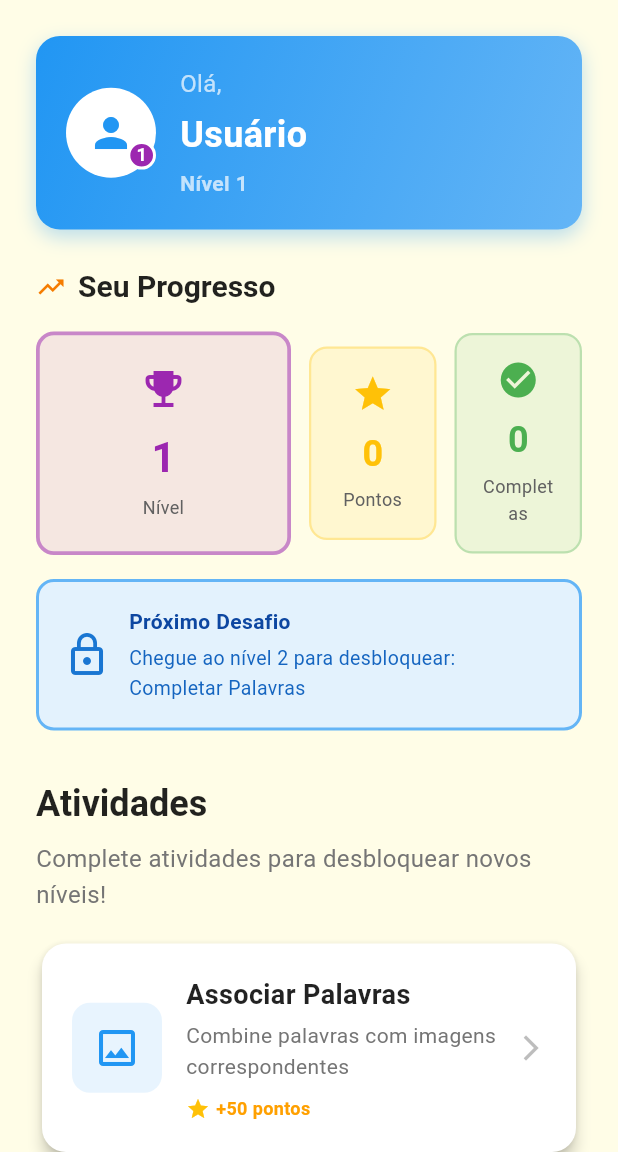
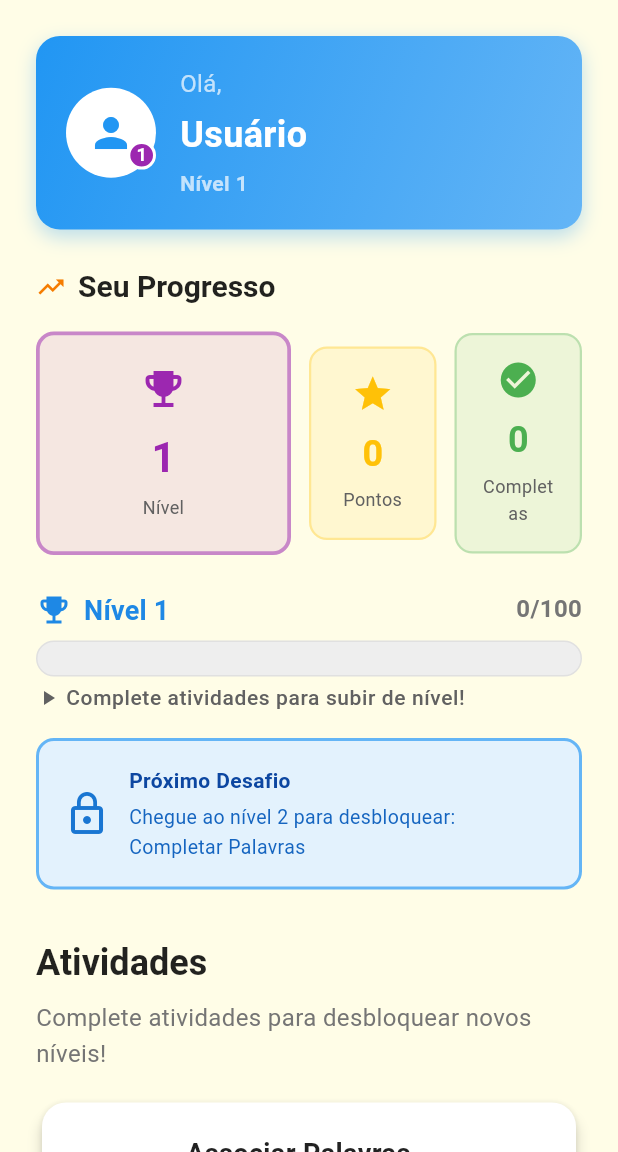
Before and after one commit to joaoevangelista12/Letrinhas, a Flutter app: the HomePage screen opened by its route, on a phone screen of 412 x 824 dp, the part 84-1236 px from its top. Run offline on Flutter 3.47's test engine with Material 3 defaults, Android fonts, the phone set to English and light mode, and no system bars; our stand-ins replace cloud_firestore, firebase_auth, firebase_core, flutter_tts, shared_preferences; accounts and stored records are empty.

Commit message:
Implementa sistema visual de progresso com barra animada
Sistema completo de progressão visual voltado para crianças:

Mecânica de Progresso:
- Usuários agora possuem campo 'progress' (0-100) além de 'level'
- Cada atividade concluída adiciona 50 pontos de progresso
- Ao atingir 100 pontos, o usuário sobe de nível automaticamente
- Progresso é resetado para 0 após level-up (ou ajustado se > 100)

Componente Visual LevelProgressBar:
- Barra de progresso animada com cores vibrantes
- Gradientes dinâmicos baseados no nível do usuário
- Mensagens motivadoras contextuais (0-40%: "Bom começo", 70-90%: "Ótimo trabalho", 90-100%: "Quase lá!")
- Ícones decorativos (estrelas, troféu, celebração)
- Versão compacta para headers (CompactLevelProgress)

Arquivos Modificados:
- UserModel: adiciona campo 'progress', atualiza fromFirestore/toFirestore/copyWith
- FirestoreService: lógica de incremento de progresso e level-up automático
- UserProvider: adiciona campo _progress e getter, atualiza updateProgress
- HomePage: integra LevelProgressBar na seção de progresso do usuário

Arquivos Criados:
- level_progress_bar.dart: componente visual com 2 variantes (completo e compacto)

Interface Amigável para Crianças:
- Cores suaves e alegres (azul, roxo, laranja, verde)
- Animações suaves (500ms easeOutCubic)
- Feedback visual motivador
- Ícones simples e intuitivos

````diff
--- a/dislexia_app/lib/main.dart
+++ b/dislexia_app/lib/main.dart
@@ -170,7 +170,7 @@ class UserProvider extends ChangeNotifier {
   int _totalPoints = 0;
   int _activitiesCompleted = 0;
   int _level = 1;
-  double _levelProgress = 0.0;
+  int _progress = 0; // Progresso dentro do nível (0-100)
 
   // Getters públicos para acesso aos dados do usuário
 
@@ -196,9 +196,11 @@ class UserProvider extends ChangeNotifier {
   /// Gerenciado explicitamente pelo backend ao completar atividades
   int get level => _level;
 
-  /// Progresso no nível atual (0.0 a 1.0)
-  /// Calculado como: (totalPoints % 100) / 100
-  double get levelProgress => _levelProgress;
+  /// Progresso dentro do nível atual (0-100)
+  int get progress => _progress;
+
+  /// Progresso no nível atual como porcentagem (0.0 a 1.0)
+  double get levelProgress => _progress / 100.0;
 
   /// Atualiza informações básicas do usuário após autenticação.
   ///
@@ -231,26 +233,28 @@ class UserProvider extends ChangeNotifier {
   /// [totalPoints]: Total de pontos acumulados
   /// [activitiesCompleted]: Número de atividades completadas
   /// [level]: Nível atual do usuário (gerenciado pelo backend)
+  /// [progress]: Progresso dentro do nível atual (0-100)
   ///
   /// **Sistema de Progressão:**
   /// - O nível é gerenciado explicitamente pelo backend
-  /// - Usuário sobe de nível ao completar atividades específicas
-  /// - Progresso visual calculado como: (totalPoints % 100) / 100
+  /// - Progresso é incrementado a cada atividade concluída
+  /// - Ao atingir 100 de progresso, sobe de nível automaticamente
   ///
   /// **Exemplos:**
   /// ```dart
-  /// // Usuário nível 1 com 50 pontos
-  /// updateProgress(totalPoints: 50, activitiesCompleted: 1, level: 1)
-  /// // level = 1, levelProgress = 0.5
+  /// // Usuário nível 1 com 50 de progresso
+  /// updateProgress(totalPoints: 50, activitiesCompleted: 1, level: 1, progress: 50)
+  /// // level = 1, progress = 50, levelProgress = 0.5
   ///
-  /// // Usuário nível 2 com 150 pontos
-  /// updateProgress(totalPoints: 150, activitiesCompleted: 3, level: 2)
-  /// // level = 2, levelProgress = 0.5
+  /// // Usuário nível 2 com 0 de progresso (acabou de subir)
+  /// updateProgress(totalPoints: 150, activitiesCompleted: 3, level: 2, progress: 0)
+  /// // level = 2, progress = 0, levelProgress = 0.0
   /// ```
   void updateProgress({
     required int totalPoints,
     required int activitiesCompleted,
     int? level,
+    int? progress,
   }) {
     _totalPoints = totalPoints;
     _activitiesCompleted = activitiesCompleted;
@@ -260,8 +264,11 @@ class UserProvider extends ChangeNotifier {
       _level = level;
     }
 
-    // Calcula progresso visual baseado em pontos
-    _levelProgress = (totalPoints % 100) / 100;
+    // Usa o progresso explícito do backend se fornecido
+    if (progress != null) {
+      _progress = progress;
+    }
+
     notifyListeners();
   }
 
@@ -275,7 +282,7 @@ class UserProvider extends ChangeNotifier {
   /// - isLoggedIn: false
   /// - totalPoints, activitiesCompleted: 0
   /// - level: 1
-  /// - levelProgress: 0.0
+  /// - progress: 0
   void clearUser() {
     _uid = null;
     _userName = null;
@@ -284,7 +291,7 @@ class UserProvider extends ChangeNotifier {
     _totalPoints = 0;
     _activitiesCompleted = 0;
     _level = 1;
-    _levelProgress = 0.0;
+    _progress = 0;
     notifyListeners();
   }
 }
--- a/dislexia_app/lib/models/user_model.dart
+++ b/dislexia_app/lib/models/user_model.dart
@@ -12,6 +12,7 @@ class UserModel {
   final int activitiesCompleted;
   final List<String> completedActivities;
   final int level; // Nível explícito do usuário (1, 2, 3...)
+  final int progress; // Progresso dentro do nível (0-100)
   final DateTime createdAt;
   final DateTime? lastLoginAt;
 
@@ -23,6 +24,7 @@ class UserModel {
     this.activitiesCompleted = 0,
     this.completedActivities = const [],
     this.level = 1, // Todo usuário novo inicia no nível 1
+    this.progress = 0, // Todo usuário novo inicia com 0 de progresso
     required this.createdAt,
     this.lastLoginAt,
   });
@@ -38,6 +40,7 @@ class UserModel {
       activitiesCompleted: data['activitiesCompleted'] ?? 0,
       completedActivities: List<String>.from(data['completedActivities'] ?? []),
       level: data['level'] ?? 1, // Garante nível 1 se não existir
+      progress: data['progress'] ?? 0, // Garante progresso 0 se não existir
       createdAt: (data['createdAt'] as Timestamp?)?.toDate() ?? DateTime.now(),
       lastLoginAt: (data['lastLoginAt'] as Timestamp?)?.toDate(),
     );
@@ -52,6 +55,7 @@ class UserModel {
       'activitiesCompleted': activitiesCompleted,
       'completedActivities': completedActivities,
       'level': level, // Salva nível explicitamente
+      'progress': progress, // Salva progresso explicitamente (0-100)
       'createdAt': Timestamp.fromDate(createdAt),
       'lastLoginAt': lastLoginAt != null ? Timestamp.fromDate(lastLoginAt!) : null,
     };
@@ -66,6 +70,7 @@ class UserModel {
     int? activitiesCompleted,
     List<String>? completedActivities,
     int? level,
+    int? progress,
     DateTime? createdAt,
     DateTime? lastLoginAt,
   }) {
@@ -77,20 +82,20 @@ class UserModel {
       activitiesCompleted: activitiesCompleted ?? this.activitiesCompleted,
       completedActivities: completedActivities ?? this.completedActivities,
       level: level ?? this.level,
+      progress: progress ?? this.progress,
       createdAt: createdAt ?? this.createdAt,
       lastLoginAt: lastLoginAt ?? this.lastLoginAt,
     );
   }
 
-  /// Retorna progresso atual do nível (0-100%)
+  /// Retorna progresso atual do nível como porcentagem (0.0 a 1.0)
   double get levelProgress {
-    final pointsInCurrentLevel = totalPoints % 100;
-    return pointsInCurrentLevel / 100;
+    return progress / 100.0;
   }
 
-  /// Retorna pontos necessários para próximo nível
-  int get pointsToNextLevel {
-    return 100 - (totalPoints % 100);
+  /// Retorna pontos de progresso necessários para próximo nível
+  int get progressToNextLevel {
+    return 100 - progress;
   }
 }
 
--- a/dislexia_app/lib/screens/home_page.dart
+++ b/dislexia_app/lib/screens/home_page.dart
@@ -7,6 +7,7 @@ import '../services/auth_service.dart';
 import '../services/firestore_service.dart';
 import '../models/user_model.dart';
 import '../models/activity_model.dart';
+import '../widgets/level_progress_bar.dart';
 
 /// Tela principal (Home)
 /// Exibe menu com atividades disponíveis e informações do usuário
@@ -46,6 +47,7 @@ class _HomePageState extends State<HomePage> {
             totalPoints: userData.totalPoints,
             activitiesCompleted: userData.activitiesCompleted,
             level: userData.level, // Atualiza nível no provider
+            progress: userData.progress, // Atualiza progresso no provider
           );
         }
       } catch (e) {
@@ -207,6 +209,13 @@ class _HomePageState extends State<HomePage> {
               ),
             ),
           ],
+        ),
+        const SizedBox(height: 24),
+
+        // Barra de progresso visual animada
+        LevelProgressBar(
+          level: userData.level,
+          progress: userData.progress,
         ),
         const SizedBox(height: 16),
 
--- a/dislexia_app/lib/services/firestore_service.dart
+++ b/dislexia_app/lib/services/firestore_service.dart
@@ -143,20 +143,28 @@ class FirestoreService {
           .doc(activityId)
           .set(activityProgress.toFirestore());
 
-      // 5. DETERMINA SE O USUÁRIO DEVE SUBIR DE NÍVEL
-      // Usuário sobe de nível ao completar a atividade do seu nível atual
-      final shouldLevelUp = activity.requiredLevel == userData.level;
-      final newLevel = shouldLevelUp ? userData.level + 1 : userData.level;
+      // 5. CALCULA PROGRESSO E LEVEL-UP
+      // Cada atividade concluída dá 50 pontos de progresso
+      const int progressPerActivity = 50;
+      int newProgress = userData.progress + progressPerActivity;
+      int newLevel = userData.level;
+
+      // Se atingir 100 ou mais, sobe de nível e reseta progresso
+      while (newProgress >= 100) {
+        newLevel++;
+        newProgress -= 100;
+      }
 
       // 6. ATUALIZA DADOS DO USUÁRIO
       final Map<String, dynamic> updateData = {
         'totalPoints': FieldValue.increment(points),
         'activitiesCompleted': FieldValue.increment(1),
         'completedActivities': FieldValue.arrayUnion([activityId]),
+        'progress': newProgress, // Atualiza progresso (0-100)
       };
 
-      // Adiciona level ao update se deve subir de nível
-      if (shouldLevelUp) {
+      // Adiciona level ao update se subiu de nível
+      if (newLevel > userData.level) {
         updateData['level'] = newLevel;
       }
 
@@ -223,6 +231,7 @@ class FirestoreService {
         'activitiesCompleted': 0,
         'completedActivities': [],
         'level': 1, // Reseta para nível 1
+        'progress': 0, // Reseta progresso para 0
       });
 
       // Deleta todas as atividades
--- /dev/null
+++ b/dislexia_app/lib/widgets/level_progress_bar.dart
@@ -0,0 +1,329 @@
+// arquivo: lib/widgets/level_progress_bar.dart
+
+import 'package:flutter/material.dart';
+
+/// Widget visual de barra de progresso de nível para crianças.
+///
+/// Exibe o nível atual do usuário e uma barra de progresso animada
+/// mostrando o avanço até o próximo nível.
+///
+/// **Características:**
+/// - Visual amigável e colorido para crianças
+/// - Animação suave ao atualizar progresso
+/// - Ícones motivadores (estrelas, troféu)
+/// - Cores vibrantes e alegres
+///
+/// **Uso:**
+/// ```dart
+/// LevelProgressBar(
+///   level: 2,
+///   progress: 75, // 75% até o próximo nível
+/// )
+/// ```
+class LevelProgressBar extends StatelessWidget {
+  /// Nível atual do usuário
+  final int level;
+
+  /// Progresso dentro do nível atual (0-100)
+  final int progress;
+
+  /// Altura da barra de progresso
+  final double height;
+
+  /// Se deve mostrar o texto de progresso (ex: "75/100")
+  final bool showProgressText;
+
+  const LevelProgressBar({
+    super.key,
+    required this.level,
+    required this.progress,
+    this.height = 24,
+    this.showProgressText = true,
+  });
+
+  @override
+  Widget build(BuildContext context) {
+    final progressPercent = progress / 100.0;
+
+    return Column(
+      crossAxisAlignment: CrossAxisAlignment.start,
+      children: [
+        // Cabeçalho com nível atual
+        Row(
+          mainAxisAlignment: MainAxisAlignment.spaceBetween,
+          children: [
+            // Nível atual com ícone de troféu
+            Row(
+              children: [
+                Icon(
+                  Icons.emoji_events,
+                  color: _getLevelColor(level),
+                  size: 24,
+                ),
+                const SizedBox(width: 8),
+                Text(
+                  'Nível $level',
+                  style: Theme.of(context).textTheme.titleMedium?.copyWith(
+                        fontWeight: FontWeight.bold,
+                        color: _getLevelColor(level),
+                      ),
+                ),
+              ],
+            ),
+
+            // Progresso numérico
+            if (showProgressText)
+              Text(
+                '$progress/100',
+                style: Theme.of(context).textTheme.bodyMedium?.copyWith(
+                      color: Colors.grey[600],
+                      fontWeight: FontWeight.w600,
+                    ),
+              ),
+          ],
+        ),
+
+        const SizedBox(height: 8),
+
+        // Barra de progresso
+        Stack(
+          children: [
+            // Fundo da barra (cinza claro)
+            Container(
+              height: height,
+              decoration: BoxDecoration(
+                color: Colors.grey[200],
+                borderRadius: BorderRadius.circular(height / 2),
+                border: Border.all(
+                  color: Colors.grey[300]!,
+                  width: 1,
+                ),
+              ),
+            ),
+
+            // Progresso preenchido (colorido com gradiente)
+            AnimatedContainer(
+              duration: const Duration(milliseconds: 500),
+              curve: Curves.easeOutCubic,
+              height: height,
+              width: MediaQuery.of(context).size.width * progressPercent,
+              decoration: BoxDecoration(
+                gradient: LinearGradient(
+                  colors: _getProgressGradient(level),
+                  begin: Alignment.centerLeft,
+                  end: Alignment.centerRight,
+                ),
+                borderRadius: BorderRadius.circular(height / 2),
+                boxShadow: progressPercent > 0
+                    ? [
+                        BoxShadow(
+                          color: _getLevelColor(level).withOpacity(0.4),
+                          blurRadius: 4,
+                          offset: const Offset(0, 2),
+                        ),
+                      ]
+                    : [],
+              ),
+            ),
+
+            // Estrelinhas decorativas ao longo da barra
+            if (progressPercent > 0.2)
+              Positioned(
+                left: MediaQuery.of(context).size.width * progressPercent - 16,
+                top: (height - 16) / 2,
+                child: Icon(
+                  Icons.star,
+                  color: Colors.white,
+                  size: 16,
+                  shadows: [
+                    Shadow(
+                      color: Colors.black.withOpacity(0.3),
+                      blurRadius: 2,
+                    ),
+                  ],
+                ),
+              ),
+          ],
+        ),
+
+        const SizedBox(height: 4),
+
+        // Mensagem motivadora
+        _buildMotivationalMessage(context, progressPercent),
+      ],
+    );
+  }
+
+  /// Retorna cor baseada no nível do usuário
+  Color _getLevelColor(int level) {
+    switch (level) {
+      case 1:
+        return Colors.blue[600]!;
+      case 2:
+        return Colors.purple[600]!;
+      case 3:
+        return Colors.orange[600]!;
+      default:
+        return Colors.green[600]!;
+    }
+  }
+
+  /// Retorna gradiente de cores para a barra de progresso
+  List<Color> _getProgressGradient(int level) {
+    switch (level) {
+      case 1:
+        return [Colors.blue[400]!, Colors.blue[600]!];
+      case 2:
+        return [Colors.purple[400]!, Colors.purple[600]!];
+      case 3:
+        return [Colors.orange[400]!, Colors.orange[600]!];
+      default:
+        return [Colors.green[400]!, Colors.green[600]!];
+    }
+  }
+
+  /// Mensagem motivadora baseada no progresso
+  Widget _buildMotivationalMessage(BuildContext context, double progressPercent) {
+    String message;
+    IconData icon;
+    Color color;
+
+    if (progressPercent >= 0.9) {
+      message = 'Quase lá! Você está quase no próximo nível! 🎉';
+      icon = Icons.celebration;
+      color = Colors.orange[700]!;
+    } else if (progressPercent >= 0.7) {
+      message = 'Ótimo trabalho! Continue assim! 💪';
+      icon = Icons.thumb_up;
+      color = Colors.green[700]!;
+    } else if (progressPercent >= 0.4) {
+      message = 'Você está indo muito bem! 🌟';
+      icon = Icons.star_outline;
+      color = Colors.blue[700]!;
+    } else if (progressPercent > 0) {
+      message = 'Bom começo! Continue praticando! 😊';
+      icon = Icons.emoji_emotions_outlined;
+      color = Colors.purple[700]!;
+    } else {
+      message = 'Complete atividades para subir de nível!';
+      icon = Icons.play_arrow;
+      color = Colors.grey[700]!;
+    }
+
+    return Row(
+      children: [
+        Icon(
+          icon,
+          size: 16,
+          color: color,
+        ),
+        const SizedBox(width: 4),
+        Expanded(
+          child: Text(
+            message,
+            style: Theme.of(context).textTheme.bodySmall?.copyWith(
+                  color: color,
+                  fontWeight: FontWeight.w500,
+                ),
+          ),
+        ),
+      ],
+    );
+  }
+}
+
+/// Widget compacto de progresso de nível (versão menor).
+///
+/// Usado em headers ou onde o espaço é limitado.
+class CompactLevelProgress extends StatelessWidget {
+  /// Nível atual do usuário
+  final int level;
+
+  /// Progresso dentro do nível atual (0-100)
+  final int progress;
+
+  const CompactLevelProgress({
+    super.key,
+    required this.level,
+    required this.progress,
+  });
+
+  @override
+  Widget build(BuildContext context) {
+    final progressPercent = progress / 100.0;
+
+    return Container(
+      padding: const EdgeInsets.symmetric(horizontal: 12, vertical: 6),
+      decoration: BoxDecoration(
+        color: _getLevelColor(level).withOpacity(0.1),
+        borderRadius: BorderRadius.circular(20),
+        border: Border.all(
+          color: _getLevelColor(level).withOpacity(0.3),
+          width: 1,
+        ),
+      ),
+      child: Row(
+        mainAxisSize: MainAxisSize.min,
+        children: [
+          Icon(
+            Icons.emoji_events,
+            color: _getLevelColor(level),
+            size: 16,
+          ),
+          const SizedBox(width: 6),
+          Text(
+            'Nível $level',
+            style: TextStyle(
+              color: _getLevelColor(level),
+              fontWeight: FontWeight.bold,
+              fontSize: 12,
+            ),
+          ),
+          const SizedBox(width: 8),
+          // Mini barra de progresso
+          Container(
+            width: 40,
+            height: 6,
+            decoration: BoxDecoration(
+              color: Colors.grey[300],
+              borderRadius: BorderRadius.circular(3),
+            ),
+            child: FractionallySizedBox(
+              alignment: Alignment.centerLeft,
+              widthFactor: progressPercent,
+              child: Container(
+                decoration: BoxDecoration(
+                  color: _getLevelColor(level),
+                  borderRadius: BorderRadius.circular(3),
+                ),
+              ),
+            ),
+          ),
+          const SizedBox(width: 6),
+          Text(
+            '$progress%',
+            style: TextStyle(
+              color: _getLevelColor(level),
+              fontWeight: FontWeight.w600,
+              fontSize: 11,
+            ),
+          ),
+        ],
+      ),
+    );
+  }
+
+  /// Retorna cor baseada no nível do usuário
+  Color _getLevelColor(int level) {
+    switch (level) {
+      case 1:
+        return Colors.blue[600]!;
+      case 2:
+        return Colors.purple[600]!;
+      case 3:
+        return Colors.orange[600]!;
+      default:
+        return Colors.green[600]!;
+    }
+  }
+}
````
